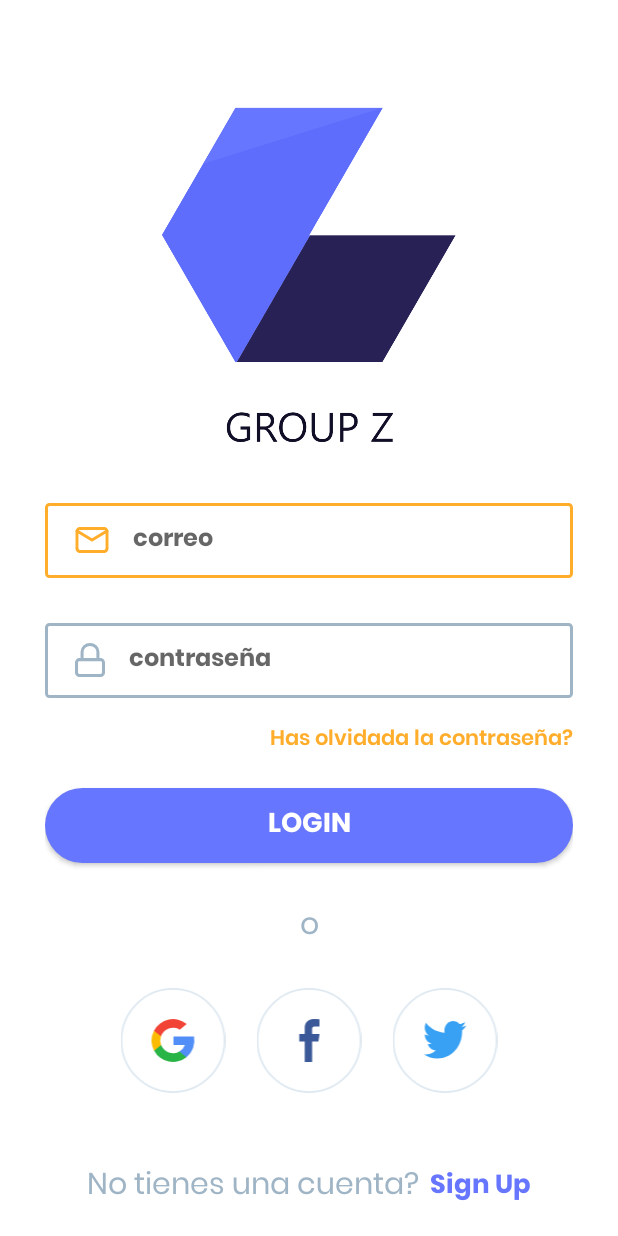
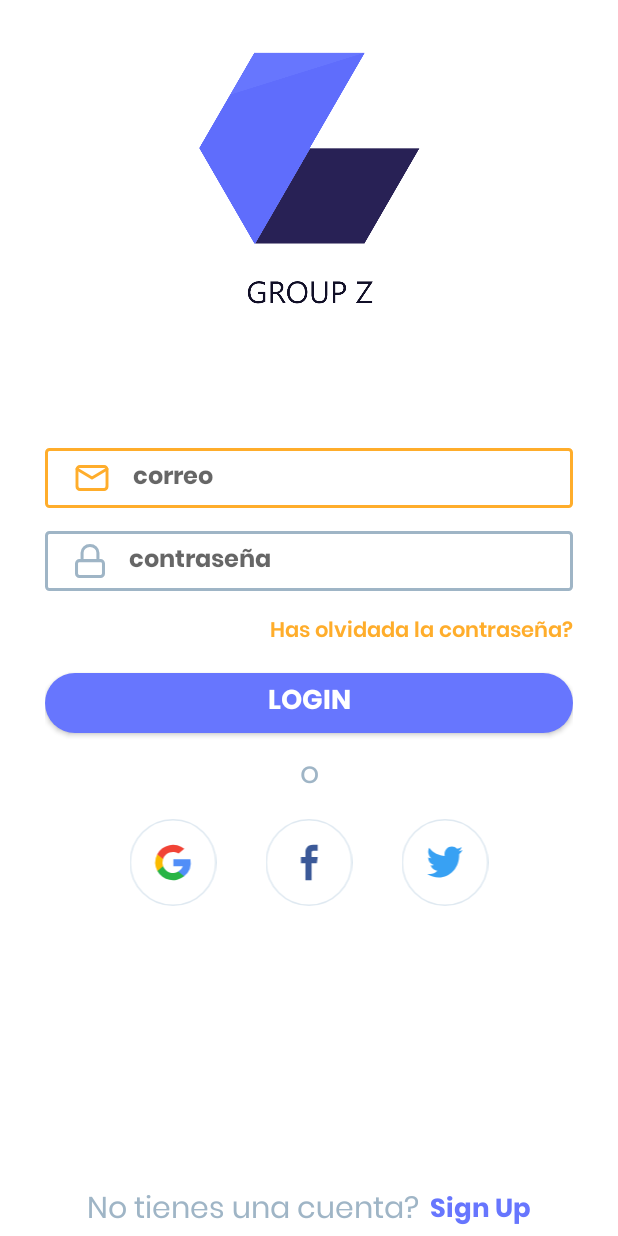
Before and after one commit to AndresOtalora01/GroupZ, an Android app: the screen it shows after launch (HomeActivity), on a phone screen of 412 x 824 dp. Run offline under Robolectric (Android 15) with nearby library versions, the phone set to English and light mode, and no system bars; our stand-ins replace Firebase (no records; nobody signed in at launch, a user with empty details on screens opened directly), navigation-ui.

Commit message:
se a echo mas responsive la pantalla de login seve bien en móviles de 4,7 pulgadas en concreto el nexus 4

```diff
--- a/app/src/main/res/layout/fragment_login.xml
+++ b/app/src/main/res/layout/fragment_login.xml
@@ -1,5 +1,5 @@
 <?xml version="1.0" encoding="utf-8"?>
-<RelativeLayout xmlns:android="http://schemas.android.com/apk/res/android"
+<androidx.constraintlayout.widget.ConstraintLayout xmlns:android="http://schemas.android.com/apk/res/android"
     xmlns:app="http://schemas.android.com/apk/res-auto"
     xmlns:tools="http://schemas.android.com/tools"
     android:id="@+id/frameLayout"
@@ -7,31 +7,37 @@
     android:layout_height="match_parent"
     tools:context=".ui.activities.home.fragments.LoginFragment">
 
+    <ImageView
+        android:id="@+id/logo"
+        android:layout_width="150dp"
+        android:layout_height="200dp"
+        android:layout_marginTop="20dp"
+        android:src="@drawable/logo"
+        app:layout_constraintEnd_toEndOf="parent"
+        app:layout_constraintStart_toStartOf="parent"
+        app:layout_constraintTop_toTopOf="parent" />
 
     <LinearLayout
         android:id="@+id/linearLayout"
         android:layout_width="match_parent"
-        android:layout_height="match_parent"
-        android:layout_marginLeft="30dp"
-        android:layout_marginTop="60dp"
-        android:layout_marginRight="30dp"
+        android:layout_height="wrap_content"
+        android:layout_marginStart="30dp"
+        android:layout_marginEnd="30dp"
         android:gravity="center_horizontal"
-        android:orientation="vertical">
-
-
-        <ImageView
-            android:layout_width="200dp"
-            android:layout_height="250dp"
-            android:layout_marginBottom="25dp"
-            android:src="@drawable/logo" />
-
+        android:orientation="vertical"
+        app:layout_constraintBottom_toTopOf="@+id/linearLayout2"
+        app:layout_constraintEnd_toEndOf="parent"
+        app:layout_constraintHorizontal_bias="0.0"
+        app:layout_constraintStart_toStartOf="parent"
+        app:layout_constraintTop_toBottomOf="@+id/logo"
+        app:layout_constraintVertical_bias="0.297">
 
 
         <EditText
             android:id="@+id/etEmail"
             android:layout_width="match_parent"
-                android:layout_height="50dp"
-                android:layout_marginBottom="30dp"
+            android:layout_height="40dp"
+            android:layout_marginBottom="15dp"
             android:background="@drawable/custom_edit_text"
             android:drawableStart="@drawable/custom_icon_email"
             android:drawablePadding="16dp"
@@ -43,13 +49,11 @@
             android:paddingEnd="20dp"
             android:textSize="16sp" />
 
-
-
         <EditText
             android:id="@+id/etPassword"
             android:layout_width="match_parent"
-            android:layout_height="50dp"
-            android:layout_marginBottom="16dp"
+            android:layout_height="40dp"
+            android:layout_marginBottom="15dp"
             android:background="@drawable/custom_edit_text"
             android:drawableStart="@drawable/custom_icon_password"
             android:drawablePadding="16dp"
@@ -65,7 +69,7 @@
             android:id="@+id/textView2"
             android:layout_width="match_parent"
             android:layout_height="wrap_content"
-            android:layout_marginBottom="20dp"
+            android:layout_marginBottom="15dp"
             android:fontFamily="@font/poppins_semibold"
             android:gravity="end"
             android:text="@string/Forgot_password"
@@ -75,8 +79,8 @@
         <android.widget.Button
             android:id="@+id/btnLogin"
             android:layout_width="match_parent"
-            android:layout_height="50dp"
-            android:layout_marginBottom="26dp"
+            android:layout_height="40dp"
+            android:layout_marginBottom="12dp"
             android:background="@drawable/custom_button_login"
             android:fontFamily="@font/poppins_bold"
             android:text="@string/login"
@@ -88,7 +92,7 @@
             android:id="@+id/textView3"
             android:layout_width="match_parent"
             android:layout_height="wrap_content"
-            android:layout_marginBottom="24dp"
+            android:layout_marginBottom="12dp"
             android:fontFamily="@font/poppins_regular"
             android:gravity="center"
             android:text="@string/or"
@@ -101,21 +105,21 @@
             android:orientation="horizontal">
 
             <ImageView
-                android:layout_width="70dp"
-                android:layout_height="70dp"
+                android:layout_width="58dp"
+                android:layout_height="58dp"
                 android:layout_marginStart="40dp"
                 android:layout_weight="1"
                 android:src="@drawable/ic_google" />
 
             <ImageView
-                android:layout_width="70dp"
-                android:layout_height="70dp"
+                android:layout_width="58dp"
+                android:layout_height="58dp"
                 android:layout_weight="1"
                 android:src="@drawable/ic_facebook" />
 
             <ImageView
-                android:layout_width="70dp"
-                android:layout_height="70dp"
+                android:layout_width="58dp"
+                android:layout_height="58dp"
                 android:layout_marginEnd="40dp"
                 android:layout_weight="1"
                 android:src="@drawable/ic_twitter" />
@@ -124,12 +128,12 @@
     </LinearLayout>
 
     <LinearLayout
+        android:id="@+id/linearLayout2"
         android:layout_width="match_parent"
         android:layout_height="wrap_content"
-        android:layout_alignParentBottom="true"
-        android:layout_marginBottom="16dp"
         android:gravity="center"
-        android:orientation="horizontal">
+        android:orientation="horizontal"
+        app:layout_constraintBottom_toBottomOf="parent">
 
         <TextView
 
@@ -152,4 +156,4 @@
             android:textColor="@color/blue_primary"
             android:textSize="17sp" />
     </LinearLayout>
-</RelativeLayout>
+</androidx.constraintlayout.widget.ConstraintLayout>
```
Lines whose indentation alone changed are shown as unchanged.
